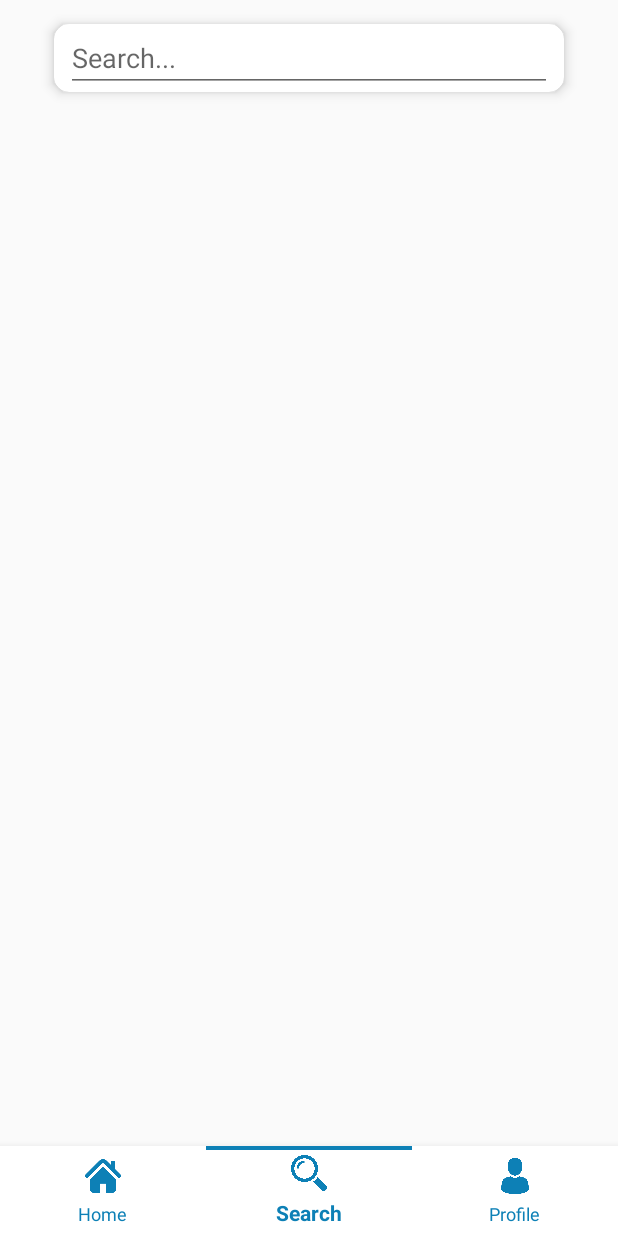
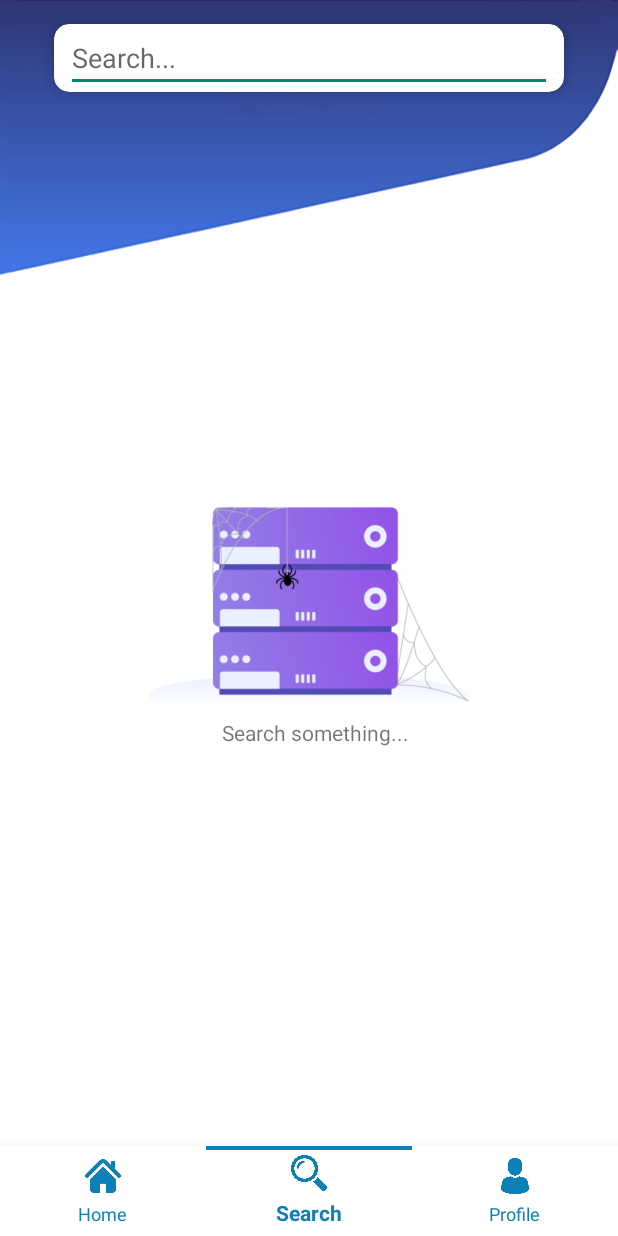
Before and after one commit to MarinoDrazic/GoogleBooksKotlinMVVM, an Android app: the screen it shows after launch (MainActivity), item 2 of the bottom bar chosen, on a phone screen of 412 x 824 dp. Run offline under Robolectric (Android 15) with nearby library versions, the phone set to English and light mode, and no system bars; our stand-ins replace navigation-ui; libraries missing offline, so code that uses them is left out: com.xwray.groupie, org.kodein.di; 3 statements that could not run were skipped.

Commit message:
Finished Search

```diff
--- a/app/src/main/java/com/zebra/isv/googlebookskotlinmvvm/GoogleBooksApplication.kt
+++ b/app/src/main/java/com/zebra/isv/googlebookskotlinmvvm/GoogleBooksApplication.kt
@@ -8,6 +8,7 @@
 import com.zebra.isv.googlebookskotlinmvvm.data.reposotory.GoogleBooksRepository
 import com.zebra.isv.googlebookskotlinmvvm.data.reposotory.GoogleBooksRepositoryImp
 import com.zebra.isv.googlebookskotlinmvvm.profile.ProfileViewModelFactory
+import com.zebra.isv.googlebookskotlinmvvm.search.SearchViewModelFactory
 import org.kodein.di.Kodein
 import org.kodein.di.KodeinAware
 import org.kodein.di.android.androidModule
@@ -31,6 +32,7 @@
         bind<GoogleBooksRepository>() with singleton { GoogleBooksRepositoryImp(instance())}
         bind() from provider{ MainShowCaseViewModelFactory(instance()) }
         bind() from provider { ProfileViewModelFactory(instance()) }
+        bind() from provider { SearchViewModelFactory(instance()) }
 
 
     }
--- a/app/src/main/java/com/zebra/isv/googlebookskotlinmvvm/profile/ProfileFragment.kt
+++ b/app/src/main/java/com/zebra/isv/googlebookskotlinmvvm/profile/ProfileFragment.kt
@@ -1,22 +1,19 @@
 package com.zebra.isv.googlebookskotlinmvvm.profile
 
-import androidx.lifecycle.ViewModelProviders
 import android.os.Bundle
-import androidx.fragment.app.Fragment
 import android.view.LayoutInflater
 import android.view.View
 import android.view.ViewGroup
 import androidx.lifecycle.Observer
+import androidx.lifecycle.ViewModelProviders
 import com.xwray.groupie.GroupAdapter
 import com.xwray.groupie.ViewHolder
 import com.zebra.isv.googlebookskotlinmvvm.MainShowCase.MainShowCaseItem
-
 import com.zebra.isv.googlebookskotlinmvvm.R
 import com.zebra.isv.googlebookskotlinmvvm.base.ScopedFragment
 import com.zebra.isv.googlebookskotlinmvvm.data.Response.GoogleBooksResponse
 import kotlinx.android.synthetic.main.profile_fragment.*
 import kotlinx.coroutines.launch
-import org.kodein.di.Kodein
 import org.kodein.di.KodeinAware
 import org.kodein.di.android.x.closestKodein
 import org.kodein.di.generic.instance
@@ -41,7 +38,6 @@
         viewModel = ViewModelProviders.of(this, viewModelFactory)
             .get(ProfileViewModel::class.java)
         viewModel.fetchMatchData("Kanye")
-        // TODO: Use the ViewModel
         bindUI()
     }
 
--- a/app/src/main/java/com/zebra/isv/googlebookskotlinmvvm/search/SearchFragment.kt
+++ b/app/src/main/java/com/zebra/isv/googlebookskotlinmvvm/search/SearchFragment.kt
@@ -1,19 +1,28 @@
 package com.zebra.isv.googlebookskotlinmvvm.search
 
-import androidx.lifecycle.ViewModelProviders
 import android.os.Bundle
-import androidx.fragment.app.Fragment
+import android.view.KeyEvent
 import android.view.LayoutInflater
 import android.view.View
 import android.view.ViewGroup
+import androidx.lifecycle.Observer
+import androidx.lifecycle.ViewModelProviders
+import com.xwray.groupie.GroupAdapter
+import com.xwray.groupie.ViewHolder
+import com.zebra.isv.googlebookskotlinmvvm.base.ScopedFragment
+import com.zebra.isv.googlebookskotlinmvvm.data.Response.GoogleBooksResponse
+import kotlinx.android.synthetic.main.search_fragment.*
+import kotlinx.coroutines.launch
+import org.kodein.di.KodeinAware
+import org.kodein.di.android.x.closestKodein
+import org.kodein.di.generic.instance
 
-import com.zebra.isv.googlebookskotlinmvvm.R
 
-class SearchFragment : Fragment() {
+class SearchFragment : ScopedFragment(), KodeinAware {
 
-    companion object {
-        fun newInstance() = SearchFragment()
-    }
+    override val kodein by closestKodein()
+
+    private val viewModelFactory: SearchViewModelFactory by instance()
 
     private lateinit var viewModel: SearchViewModel
 
@@ -21,13 +30,45 @@
         inflater: LayoutInflater, container: ViewGroup?,
         savedInstanceState: Bundle?
     ): View? {
-        return inflater.inflate(R.layout.search_fragment, container, false)
+        return inflater.inflate(com.zebra.isv.googlebookskotlinmvvm.R.layout.search_fragment, container, false)
     }
 
     override fun onActivityCreated(savedInstanceState: Bundle?) {
         super.onActivityCreated(savedInstanceState)
-        viewModel = ViewModelProviders.of(this).get(SearchViewModel::class.java)
-        // TODO: Use the ViewModel
+        viewModel = ViewModelProviders.of(this, viewModelFactory)
+            .get(SearchViewModel::class.java)
+        bindUI()
+    }
+
+    private fun bindUI() = launch {
+
+        viewModel.searchedData.observe(this@SearchFragment, Observer {
+            it?.let { listOfBooks ->
+                val groupAdapter = GroupAdapter<ViewHolder>().apply {
+                    addAll(listOfBooks.toSearchCaseItem())
+                }
+                recyclerViewSearch.adapter = groupAdapter
+                imageViewEmptySearch.visibility = View.GONE
+                textViewEmptySearch.visibility = View.GONE
+            }
+        })
+        editText.setOnKeyListener(object : View.OnKeyListener {
+            override fun onKey(view: View, keyCode: Int, keyevent: KeyEvent): Boolean {
+                return if (keyevent.getAction() === KeyEvent.ACTION_DOWN && keyCode == KeyEvent.KEYCODE_ENTER) {
+                    viewModel.fetchMatchData(editText.text.toString())
+                    editText.clearAnimation()
+                    true
+                } else false
+            }
+        })
+    }
+
+
+    //TODO move this into a useCase
+    private fun GoogleBooksResponse.toSearchCaseItem(): List<SearchCaseItem> {
+        return this.items.map {
+            SearchCaseItem(it)
+        }
     }
 
 }
--- a/app/src/main/res/layout/item_recyclerview.xml
+++ b/app/src/main/res/layout/item_recyclerview.xml
@@ -7,7 +7,7 @@
         android:layout_width="132dp"
         android:layout_height="wrap_content"
         android:layout_marginStart="16dp"
-        android:minHeight="?listPreferredItemHeightLarge" app:cardCornerRadius="20dp" app:cardElevation="5dp"
+        android:minHeight="?listPreferredItemHeightLarge" app:cardCornerRadius="20dp" app:cardElevation="4dp"
         app:cardPreventCornerOverlap="true" app:cardUseCompatPadding="false">
 
     <ImageView
--- a/app/src/main/res/layout/search_fragment.xml
+++ b/app/src/main/res/layout/search_fragment.xml
@@ -4,7 +4,7 @@
         xmlns:app="http://schemas.android.com/apk/res-auto" xmlns:tools="http://schemas.android.com/tools"
         android:layout_width="match_parent"
         android:layout_height="match_parent"
-        tools:context=".profile.ProfileFragment">
+        tools:context=".profile.ProfileFragment" android:background="@android:color/white">
     <androidx.cardview.widget.CardView
             android:layout_width="match_parent"
             android:layout_height="wrap_content" app:layout_constraintTop_toTopOf="parent"
@@ -25,6 +25,42 @@
     <androidx.recyclerview.widget.RecyclerView
             android:layout_width="match_parent"
             android:layout_height="wrap_content"
-            app:layout_constraintTop_toBottomOf="@+id/cardView" app:layout_constraintStart_toStartOf="parent"
-            app:layout_constraintEnd_toEndOf="parent" android:layout_marginTop="16dp"/>
+            app:layout_constraintStart_toStartOf="parent"
+            app:layout_constraintEnd_toEndOf="parent"
+            app:layoutManager="androidx.recyclerview.widget.LinearLayoutManager"
+            android:id="@+id/recyclerViewSearch"
+            android:paddingTop="180dp"
+            android:clipToPadding="false"
+            android:paddingBottom="60dp"
+            android:layout_marginBottom="8dp" app:layout_constraintBottom_toBottomOf="@+id/textView2"/>
+    <ImageView
+            android:src="@drawable/emptysearch"
+            android:layout_width="wrap_content"
+            android:layout_height="300dp" android:id="@+id/imageViewEmptySearch"
+            app:layout_constraintStart_toStartOf="parent"
+            app:layout_constraintEnd_toEndOf="parent"
+            app:layout_constraintTop_toTopOf="parent" android:layout_marginBottom="8dp"
+            app:layout_constraintBottom_toBottomOf="parent"/>
+    <TextView
+            android:text="Search something..."
+            android:layout_width="wrap_content"
+            android:layout_height="wrap_content" android:id="@+id/textViewEmptySearch"
+            android:layout_marginBottom="60dp" app:layout_constraintBottom_toBottomOf="@+id/imageViewEmptySearch"
+            app:layout_constraintEnd_toEndOf="@+id/imageViewEmptySearch"
+            app:layout_constraintStart_toStartOf="@+id/imageViewEmptySearch"
+            android:layout_marginStart="8dp"/>
+    <ImageView
+            android:src="@drawable/searchtop"
+            android:alpha="1"
+            android:layout_width="match_parent"
+            android:layout_height="200dp" android:id="@+id/imageView6"
+            app:layout_constraintTop_toTopOf="parent"
+            app:layout_constraintEnd_toEndOf="parent" android:scaleType="fitXY"
+            android:background="@android:color/transparent" android:backgroundTint="@android:color/transparent"/>
+    <TextView
+            android:text="This is some getto way to make sure all content is show on screen"
+            android:layout_width="match_parent"
+            android:layout_height="60dp" android:id="@+id/textView2"
+            app:layout_constraintStart_toStartOf="parent"
+            app:layout_constraintBottom_toBottomOf="parent"/>
 </androidx.constraintlayout.widget.ConstraintLayout>
--- a/app/src/main/res/navigation/navigation_main.xml
+++ b/app/src/main/res/navigation/navigation_main.xml
@@ -1,7 +1,7 @@
 <?xml version="1.0" encoding="utf-8"?>
 <navigation xmlns:android="http://schemas.android.com/apk/res/android"
             xmlns:app="http://schemas.android.com/apk/res-auto"
-            xmlns:tools="http://schemas.android.com/tools" android:id="@+id/navigation_main" app:startDestination="@id/mainShowCaseFragment">
+            xmlns:tools="http://schemas.android.com/tools" android:id="@+id/navigation_main" app:startDestination="@id/searchFragment">
 
     <fragment android:id="@+id/mainShowCaseFragment"
               android:name="com.zebra.isv.googlebookskotlinmvvm.MainShowCase.MainShowCaseFragment"
--- a/app/src/main/res/values/colors.xml
+++ b/app/src/main/res/values/colors.xml
@@ -5,6 +5,7 @@
     <color name="colorAccent">#D81B60</color>
     <color name="transparent">#00000000</color>
     <color name="bottom_navigation_indicator_color">#0D80B6</color>
+    <color name="searchblue">#364D9E</color>
 
 
 </resources>
```
Also changed, not shown: app/src/main/java/com/zebra/isv/googlebookskotlinmvvm/search/SearchCaseItem.kt (added, +29 -0 lines), app/src/main/java/com/zebra/isv/googlebookskotlinmvvm/search/SearchViewModel.kt (+15 -1 lines), app/src/main/java/com/zebra/isv/googlebookskotlinmvvm/search/SearchViewModelFactory.kt (added, +14 -0 lines), app/src/main/res/layout/main_show_case_fragment.xml (+19 -2 lines), app/src/main/res/layout/search_item.xml (added, +43 -0 lines), app/src/main/res/drawable/emptysearch.png (added), app/src/main/res/drawable/searchtop.png (added).
